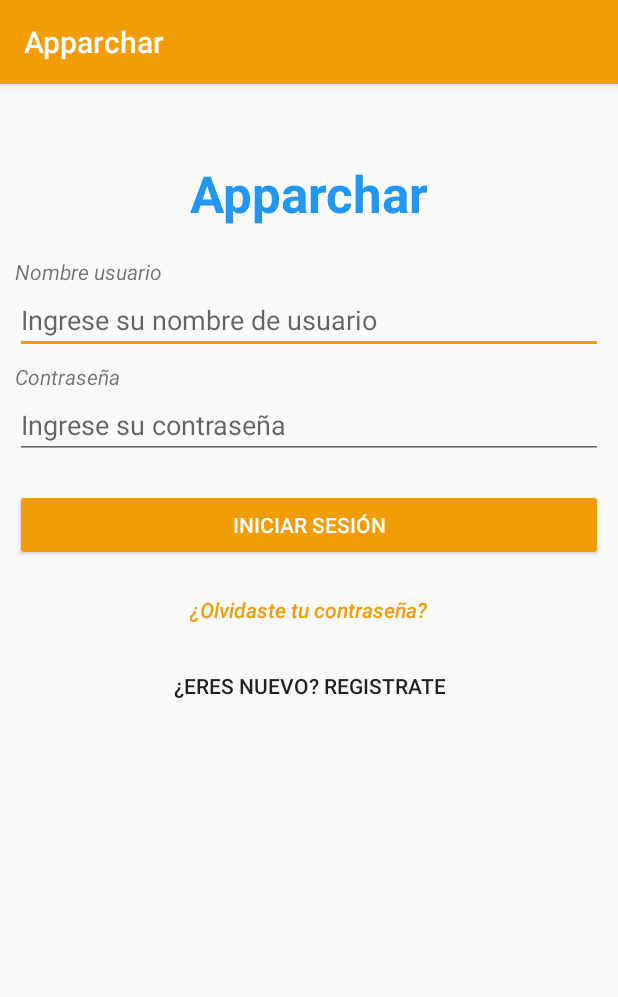
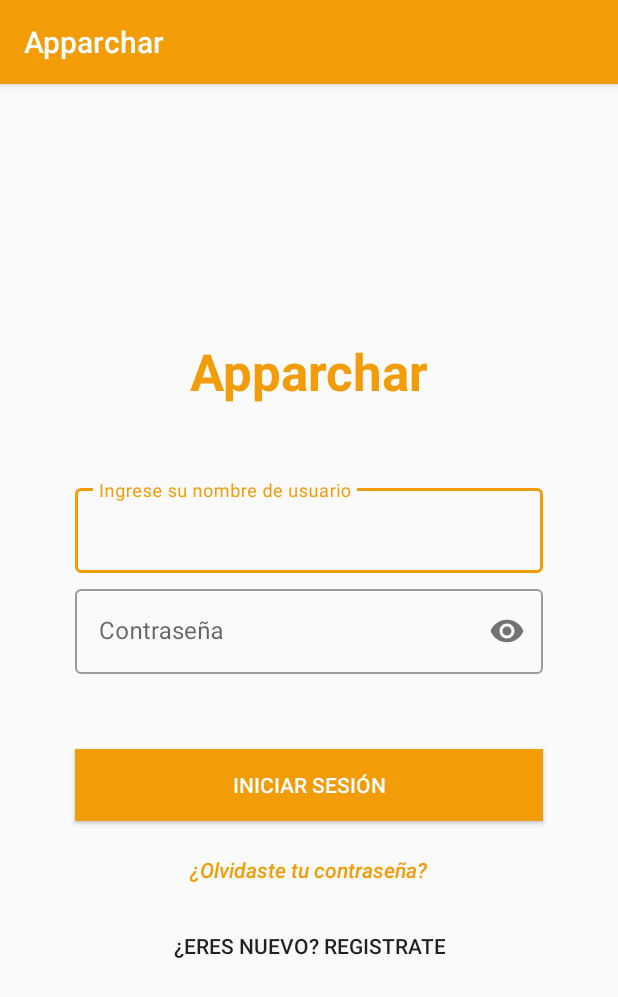
Before and after one commit to juanpape24/Apparchar2, an Android app: the screen it shows after launch (LoginActivity), on a phone screen of 412 x 824 dp. Shown: the top 997 px of the screen. Run offline under Robolectric (Android 15) with nearby library versions, the phone set to English and light mode, and no system bars.

Commit message:
modificacion de la vista login

```diff
--- a/app/src/main/res/layout/activity_login.xml
+++ b/app/src/main/res/layout/activity_login.xml
@@ -14,7 +14,7 @@
         <LinearLayout
             android:layout_width="match_parent"
             android:layout_height="wrap_content"
-            android:layout_marginTop="50dp"
+            android:layout_gravity="center"
             android:orientation="vertical" >
 
             <TextView
@@ -23,60 +23,57 @@
                 android:layout_height="wrap_content"
                 android:text="Apparchar"
                 android:textAlignment="center"
-                android:layout_marginBottom="20dp"
+                android:layout_marginBottom="50dp"
                 android:textAppearance="@style/TextAppearance.AppCompat.Display1"
-                android:textColor="#2196F3"
+                android:textColor="@color/colorPrimary"
                 android:textStyle="bold" />
 
-            <TextView
-                android:id="@+id/ver"
+            <android.support.design.widget.TextInputLayout
+                    android:id="@+id/userIDTextInputLayout"
+                    style="@style/Widget.MaterialComponents.TextInputLayout.OutlinedBox"
                     android:layout_width="match_parent"
-                android:layout_height="wrap_content"
-                android:layout_marginLeft="10dp"
-                android:layout_marginRight="10dp"
-                android:text="@string/d1"
-                android:textAllCaps="false"
-                android:textStyle="italic" />
+                    android:layout_marginBottom="5dp"
+                    android:layout_marginLeft="50dp"
+                    android:layout_marginRight="50dp"
+                    android:layout_height="wrap_content">
 
-            <EditText
+                    <android.support.design.widget.TextInputEditText
                         android:id="@+id/texto"
                         android:layout_width="match_parent"
                         android:layout_height="wrap_content"
-                android:layout_marginLeft="10dp"
-                android:layout_marginRight="10dp"
-                android:layout_marginBottom="5dp"
-                android:hint="@string/texto1"
-                android:inputType="textPersonName" />
+                        android:textColor="@color/colorAccent"
+                        android:inputType="textPersonName"
+                        android:hint="@string/texto1" />
+                </android.support.design.widget.TextInputLayout>
 
-            <TextView
-                android:id="@+id/ver3"
+            <android.support.design.widget.TextInputLayout
+                android:id="@+id/userIDTextInputLayout1"
+                style="@style/Widget.MaterialComponents.TextInputLayout.OutlinedBox"
                 android:layout_width="match_parent"
-                android:layout_height="wrap_content"
-                android:layout_marginLeft="10dp"
-                android:layout_marginRight="10dp"
-                android:fontFamily="sans-serif"
-                android:text="@string/d2"
-                android:textAllCaps="false"
-                android:textStyle="italic" />
+                android:layout_marginBottom="50dp"
+                android:layout_marginLeft="50dp"
+                android:layout_marginRight="50dp"
+                app:passwordToggleEnabled="true"
+                android:layout_height="wrap_content">
 
-            <EditText
+                <android.support.design.widget.TextInputEditText
                     android:id="@+id/texto3"
                     android:layout_width="match_parent"
                     android:layout_height="wrap_content"
-                android:layout_marginLeft="10dp"
-                android:layout_marginRight="10dp"
-                android:layout_marginBottom="20dp"
-                android:hint="@string/pass"
-                android:inputType="textPassword" />
+                    android:textColor="@color/colorAccent"
+                    android:inputType="textPassword"
+                    android:hint="@string/d2" />
+            </android.support.design.widget.TextInputLayout>
 
             <Button
                 android:id="@+id/boton"
                 style="@style/Widget.AppCompat.Button.Colored"
                 android:layout_width="match_parent"
                 android:layout_height="wrap_content"
-                android:layout_marginLeft="10dp"
-                android:layout_marginRight="10dp"
+                android:layout_marginLeft="50dp"
+                android:layout_marginRight="50dp"
                 android:layout_marginBottom="5dp"
+                android:background="@color/colorPrimary"
                 android:onClick="logIn"
                 android:text="@string/log" />
 
@@ -88,7 +85,7 @@
                 android:layout_gravity="center"
                 android:text="@string/recordar"
                 android:textAllCaps="false"
-                android:textColor="@color/colorPrimary"
+                android:textColor="@color/colorAccent"
                 android:textStyle="italic" />
 
             <Button
```
Lines whose indentation alone changed are shown as unchanged.
